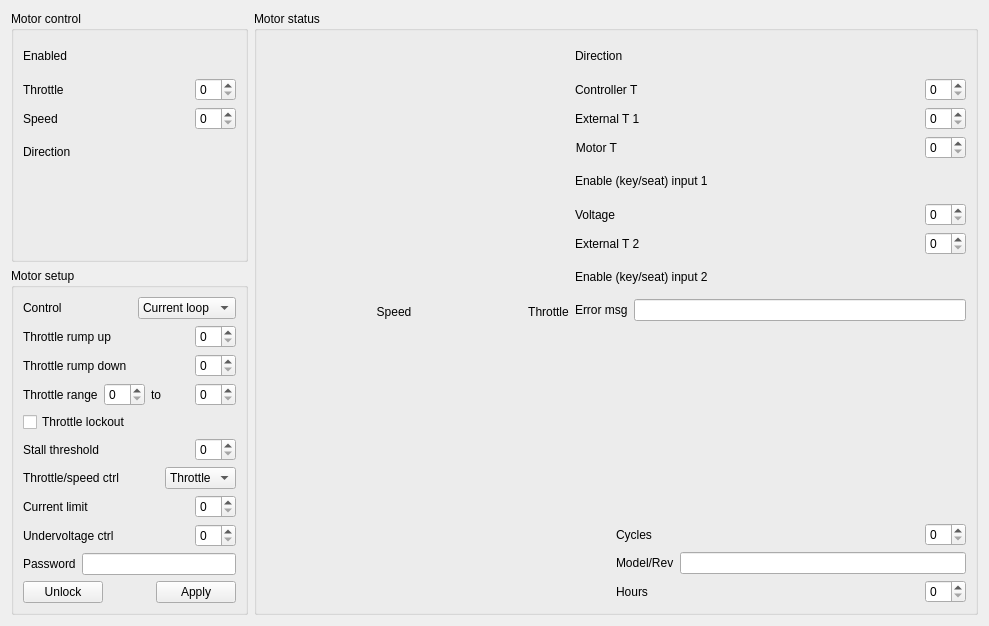
Old version of the form software/application/src/moto.ui in the repository z80/avrusb.
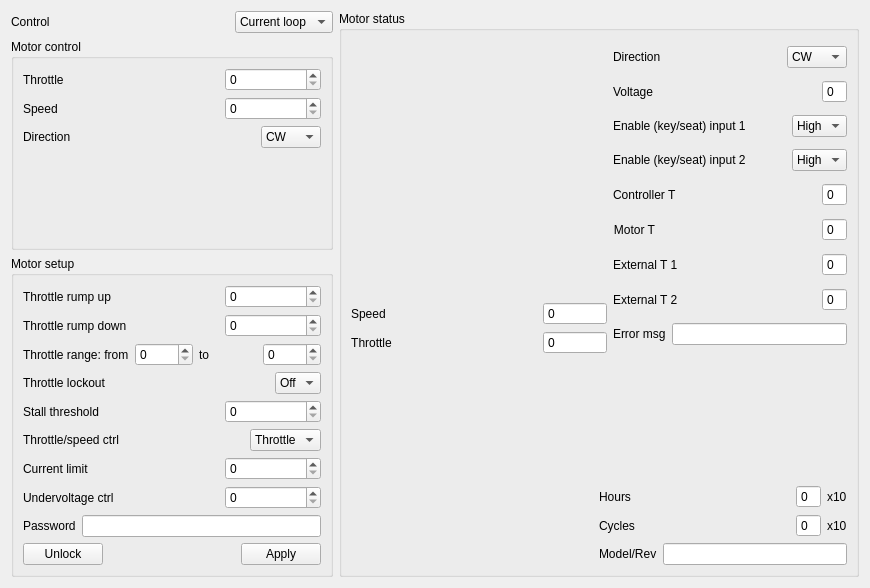
New version of the form. Custom widgets are drawn as their Qt base class.

```diff
--- a/software/application/src/moto.ui
+++ b/software/application/src/moto.ui
@@ -6,8 +6,8 @@
    <rect>
     <x>0</x>
     <y>0</y>
-    <width>989</width>
-    <height>626</height>
+    <width>870</width>
+    <height>588</height>
    </rect>
   </property>
   <property name="windowTitle">
@@ -16,49 +16,58 @@
   <property name="locale">
    <locale language="C" country="AnyCountry"/>
   </property>
-  <layout class="QHBoxLayout" name="horizontalLayout_29" stretch="0,1">
+  <layout class="QHBoxLayout" name="horizontalLayout_31">
    <item>
     <layout class="QVBoxLayout" name="verticalLayout_8">
+     <item>
+      <layout class="QHBoxLayout" name="horizontalLayout">
+       <item>
+        <widget class="QLabel" name="label">
+         <property name="text">
+          <string>Control</string>
+         </property>
+        </widget>
+       </item>
+       <item>
+        <spacer name="horizontalSpacer_6">
+         <property name="orientation">
+          <enum>Qt::Horizontal</enum>
+         </property>
+         <property name="sizeHint" stdset="0">
+          <size>
+           <width>40</width>
+           <height>20</height>
+          </size>
+         </property>
+        </spacer>
+       </item>
+       <item>
+        <widget class="QComboBox" name="comboBox">
+         <item>
+          <property name="text">
+           <string>Current loop</string>
+          </property>
+         </item>
+         <item>
+          <property name="text">
+           <string>Analog level</string>
+          </property>
+         </item>
+         <item>
+          <property name="text">
+           <string>Software</string>
+          </property>
+         </item>
+        </widget>
+       </item>
+      </layout>
+     </item>
      <item>
       <widget class="QGroupBox" name="groupBox">
        <property name="title">
         <string>Motor control</string>
        </property>
        <layout class="QVBoxLayout" name="verticalLayout_3">
-        <item>
-         <layout class="QHBoxLayout" name="horizontalLayout_18">
-          <item>
-           <widget class="QLabel" name="label_15">
-            <property name="text">
-             <string>Enabled</string>
-            </property>
-           </widget>
-          </item>
-          <item>
-           <spacer name="horizontalSpacer_12">
-            <property name="orientation">
-             <enum>Qt::Horizontal</enum>
-            </property>
-            <property name="sizeHint" stdset="0">
-             <size>
-              <width>40</width>
-              <height>20</height>
-             </size>
-            </property>
-           </spacer>
-          </item>
-          <item>
-           <widget class="QSwitch" name="enabled" native="true">
-            <property name="minimumSize">
-             <size>
-              <width>32</width>
-              <height>32</height>
-             </size>
-            </property>
-           </widget>
-          </item>
-         </layout>
-        </item>
         <item>
          <layout class="QHBoxLayout" name="horizontalLayout_19">
           <item>
@@ -82,7 +91,14 @@
            </spacer>
           </item>
           <item>
-           <widget class="QSpinBox" name="throttle"/>
+           <widget class="QSpinBox" name="throttle">
+            <property name="minimumSize">
+             <size>
+              <width>96</width>
+              <height>0</height>
+             </size>
+            </property>
+           </widget>
           </item>
          </layout>
         </item>
@@ -109,7 +125,14 @@
            </spacer>
           </item>
           <item>
-           <widget class="QSpinBox" name="speed"/>
+           <widget class="QSpinBox" name="speed">
+            <property name="minimumSize">
+             <size>
+              <width>96</width>
+              <height>0</height>
+             </size>
+            </property>
+           </widget>
           </item>
          </layout>
         </item>
@@ -136,13 +159,17 @@
            </spacer>
           </item>
           <item>
-           <widget class="QSwitch" name="direction" native="true">
-            <property name="minimumSize">
-             <size>
-              <width>32</width>
-              <height>32</height>
-             </size>
-            </property>
+           <widget class="QComboBox" name="direction">
+            <item>
+             <property name="text">
+              <string>CW</string>
+             </property>
+            </item>
+            <item>
+             <property name="text">
+              <string>CCW</string>
+             </property>
+            </item>
            </widget>
           </item>
          </layout>
@@ -169,49 +196,6 @@
         <string>Motor setup</string>
        </property>
        <layout class="QVBoxLayout" name="verticalLayout">
-        <item>
-         <layout class="QHBoxLayout" name="horizontalLayout">
-          <item>
-           <widget class="QLabel" name="label">
-            <property name="text">
-             <string>Control</string>
-            </property>
-           </widget>
-          </item>
-          <item>
-           <spacer name="horizontalSpacer_6">
-            <property name="orientation">
-             <enum>Qt::Horizontal</enum>
-            </property>
-            <property name="sizeHint" stdset="0">
-             <size>
-              <width>40</width>
-              <height>20</height>
-             </size>
-            </property>
-           </spacer>
-          </item>
-          <item>
-           <widget class="QComboBox" name="comboBox">
-            <item>
-             <property name="text">
-              <string>Current loop</string>
-             </property>
-            </item>
-            <item>
-             <property name="text">
-              <string>Analog level</string>
-             </property>
-            </item>
-            <item>
-             <property name="text">
-              <string>Software</string>
-             </property>
-            </item>
-           </widget>
-          </item>
-         </layout>
-        </item>
         <item>
          <layout class="QHBoxLayout" name="horizontalLayout_2">
           <item>
@@ -235,7 +219,14 @@
            </spacer>
           </item>
           <item>
-           <widget class="QSpinBox" name="spinBox"/>
+           <widget class="QSpinBox" name="spinBox">
+            <property name="minimumSize">
+             <size>
+              <width>96</width>
+              <height>0</height>
+             </size>
+            </property>
+           </widget>
           </item>
          </layout>
         </item>
@@ -262,7 +253,14 @@
            </spacer>
           </item>
           <item>
-           <widget class="QSpinBox" name="spinBox_2"/>
+           <widget class="QSpinBox" name="spinBox_2">
+            <property name="minimumSize">
+             <size>
+              <width>96</width>
+              <height>0</height>
+             </size>
+            </property>
+           </widget>
           </item>
          </layout>
         </item>
@@ -271,7 +269,7 @@
           <item>
            <widget class="QLabel" name="label_4">
             <property name="text">
-             <string>Throttle range</string>
+             <string>Throttle range: from</string>
             </property>
            </widget>
           </item>
@@ -291,11 +289,42 @@
          </layout>
         </item>
         <item>
-         <widget class="QCheckBox" name="checkBox">
-          <property name="text">
-           <string>Throttle lockout</string>
-          </property>
-         </widget>
+         <layout class="QHBoxLayout" name="horizontalLayout_29">
+          <item>
+           <widget class="QLabel" name="label_15">
+            <property name="text">
+             <string>Throttle lockout</string>
+            </property>
+           </widget>
+          </item>
+          <item>
+           <spacer name="horizontalSpacer_24">
+            <property name="orientation">
+             <enum>Qt::Horizontal</enum>
+            </property>
+            <property name="sizeHint" stdset="0">
+             <size>
+              <width>40</width>
+              <height>20</height>
+             </size>
+            </property>
+           </spacer>
+          </item>
+          <item>
+           <widget class="QComboBox" name="throttlLockout">
+            <item>
+             <property name="text">
+              <string>Off</string>
+             </property>
+            </item>
+            <item>
+             <property name="text">
+              <string>On</string>
+             </property>
+            </item>
+           </widget>
+          </item>
+         </layout>
         </item>
         <item>
          <layout class="QHBoxLayout" name="horizontalLayout_5">
@@ -320,7 +349,14 @@
            </spacer>
           </item>
           <item>
-           <widget class="QSpinBox" name="spinBox_5"/>
+           <widget class="QSpinBox" name="spinBox_5">
+            <property name="minimumSize">
+             <size>
+              <width>96</width>
+              <height>0</height>
+             </size>
+            </property>
+           </widget>
           </item>
          </layout>
         </item>
@@ -385,7 +421,14 @@
            </spacer>
           </item>
           <item>
-           <widget class="QSpinBox" name="spinBox_6"/>
+           <widget class="QSpinBox" name="spinBox_6">
+            <property name="minimumSize">
+             <size>
+              <width>96</width>
+              <height>0</height>
+             </size>
+            </property>
+           </widget>
           </item>
          </layout>
         </item>
@@ -412,7 +455,14 @@
            </spacer>
           </item>
           <item>
-           <widget class="QSpinBox" name="spinBox_7"/>
+           <widget class="QSpinBox" name="spinBox_7">
+            <property name="minimumSize">
+             <size>
+              <width>96</width>
+              <height>0</height>
+             </size>
+            </property>
+           </widget>
           </item>
          </layout>
         </item>
@@ -485,6 +535,12 @@
    </item>
    <item>
     <widget class="QGroupBox" name="groupBox_2">
+     <property name="sizePolicy">
+      <sizepolicy hsizetype="Preferred" vsizetype="Preferred">
+       <horstretch>0</horstretch>
+       <verstretch>0</verstretch>
+      </sizepolicy>
+     </property>
      <property name="title">
       <string>Motor status</string>
      </property>
@@ -495,6 +551,12 @@
          <layout class="QVBoxLayout" name="verticalLayout_2">
           <item>
            <widget class="Dial" name="speed_msr" native="true">
+            <property name="sizePolicy">
+             <sizepolicy hsizetype="Maximum" vsizetype="Maximum">
+              <horstretch>0</horstretch>
+              <verstretch>0</verstretch>
+             </sizepolicy>
+            </property>
             <property name="minimumSize">
              <size>
               <width>256</width>
@@ -504,38 +566,81 @@
            </widget>
           </item>
           <item>
-           <widget class="QLabel" name="label_20">
-            <property name="text">
-             <string>Speed</string>
-            </property>
-            <property name="alignment">
-             <set>Qt::AlignCenter</set>
-            </property>
-           </widget>
+           <layout class="QHBoxLayout" name="horizontalLayout_30">
+            <item>
+             <widget class="QLabel" name="label_29">
+              <property name="text">
+               <string>Speed</string>
+              </property>
+             </widget>
+            </item>
+            <item>
+             <spacer name="horizontalSpacer_25">
+              <property name="orientation">
+               <enum>Qt::Horizontal</enum>
+              </property>
+              <property name="sizeHint" stdset="0">
+               <size>
+                <width>40</width>
+                <height>20</height>
+               </size>
+              </property>
+             </spacer>
+            </item>
+            <item>
+             <widget class="QSpinBox" name="spinBox_8">
+              <property name="minimumSize">
+               <size>
+                <width>64</width>
+                <height>0</height>
+               </size>
+              </property>
+              <property name="buttonSymbols">
+               <enum>QAbstractSpinBox::NoButtons</enum>
+              </property>
+             </widget>
+            </item>
+           </layout>
           </item>
-         </layout>
-        </item>
-        <item>
-         <layout class="QVBoxLayout" name="verticalLayout_4">
           <item>
-           <widget class="QwtThermo" name="throttle_msr" native="true">
-            <property name="minimumSize">
-             <size>
-              <width>32</width>
-              <height>256</height>
-             </size>
-            </property>
-           </widget>
-          </item>
-          <item>
-           <widget class="QLabel" name="label_21">
-            <property name="text">
-             <string>Throttle</string>
-            </property>
-            <property name="alignment">
-             <set>Qt::AlignCenter</set>
-            </property>
-           </widget>
+           <layout class="QHBoxLayout" name="horizontalLayout_18">
+            <item>
+             <widget class="QLabel" name="label_21">
+              <property name="text">
+               <string>Throttle</string>
+              </property>
+              <property name="alignment">
+               <set>Qt::AlignCenter</set>
+              </property>
+             </widget>
+            </item>
+            <item>
+             <spacer name="horizontalSpacer_12">
+              <property name="orientation">
+               <enum>Qt::Horizontal</enum>
+              </property>
+              <property name="sizeHint" stdset="0">
+               <size>
+                <width>40</width>
+                <height>20</height>
+               </size>
+              </property>
+             </spacer>
+            </item>
+            <item>
+             <widget class="QSpinBox" name="throttleMsr">
+              <property name="minimumSize">
+               <size>
+                <width>64</width>
+                <height>0</height>
+               </size>
+              </property>
+              <property name="buttonSymbols">
+               <enum>QAbstractSpinBox::NoButtons</enum>
+              </property>
+             </widget>
+            </item>
+           </layout>
           </item>
          </layout>
         </item>
@@ -564,13 +669,124 @@
              </spacer>
             </item>
             <item>
-             <widget class="QSwitch" name="direction_msr" native="true">
-              <property name="minimumSize">
+             <widget class="QComboBox" name="directionMsr">
+              <item>
+               <property name="text">
+                <string>CW</string>
+               </property>
+              </item>
+              <item>
+               <property name="text">
+                <string>CCW</string>
+               </property>
+              </item>
+             </widget>
+            </item>
+           </layout>
+          </item>
+          <item>
+           <layout class="QHBoxLayout" name="horizontalLayout_15">
+            <item>
+             <widget class="QLabel" name="label_26">
+              <property name="text">
+               <string>Voltage</string>
+              </property>
+             </widget>
+            </item>
+            <item>
+             <spacer name="horizontalSpacer_11">
+              <property name="orientation">
+               <enum>Qt::Horizontal</enum>
+              </property>
+              <property name="sizeHint" stdset="0">
                <size>
-                <width>32</width>
-                <height>32</height>
+                <width>40</width>
+                <height>20</height>
                </size>
               </property>
+             </spacer>
+            </item>
+            <item>
+             <widget class="QSpinBox" name="voltage">
+              <property name="buttonSymbols">
+               <enum>QAbstractSpinBox::NoButtons</enum>
+              </property>
+             </widget>
+            </item>
+           </layout>
+          </item>
+          <item>
+           <layout class="QHBoxLayout" name="horizontalLayout_26">
+            <item>
+             <widget class="QLabel" name="label_27">
+              <property name="text">
+               <string>Enable (key/seat) input 1</string>
+              </property>
+             </widget>
+            </item>
+            <item>
+             <spacer name="horizontalSpacer_21">
+              <property name="orientation">
+               <enum>Qt::Horizontal</enum>
+              </property>
+              <property name="sizeHint" stdset="0">
+               <size>
+                <width>17</width>
+                <height>20</height>
+               </size>
+              </property>
+             </spacer>
+            </item>
+            <item>
+             <widget class="QComboBox" name="enKeySeat_1">
+              <item>
+               <property name="text">
+                <string>High</string>
+               </property>
+              </item>
+              <item>
+               <property name="text">
+                <string>Low</string>
+               </property>
+              </item>
+             </widget>
+            </item>
+           </layout>
+          </item>
+          <item>
+           <layout class="QHBoxLayout" name="horizontalLayout_16">
+            <item>
+             <widget class="QLabel" name="label_28">
+              <property name="text">
+               <string>Enable (key/seat) input 2</string>
+              </property>
+             </widget>
+            </item>
+            <item>
+             <spacer name="horizontalSpacer_22">
+              <property name="orientation">
+               <enum>Qt::Horizontal</enum>
+              </property>
+              <property name="sizeHint" stdset="0">
+               <size>
+                <width>40</width>
+                <height>20</height>
+               </size>
+              </property>
+             </spacer>
+            </item>
+            <item>
+             <widget class="QComboBox" name="enKeySeat_2">
+              <item>
+               <property name="text">
+                <string>High</string>
+               </property>
+              </item>
+              <item>
+               <property name="text">
+                <string>Low</string>
+               </property>
+              </item>
              </widget>
             </item>
            </layout>
@@ -598,35 +814,15 @@
              </spacer>
             </item>
             <item>
-             <widget class="QSpinBox" name="controllerT"/>
-            </item>
-           </layout>
-          </item>
-          <item>
-           <layout class="QHBoxLayout" name="horizontalLayout_23">
-            <item>
-             <widget class="QLabel" name="label_24">
-              <property name="text">
-               <string>External T 1</string>
+             <widget class="QSpinBox" name="controllerT">
+              <property name="buttonSymbols">
+               <enum>QAbstractSpinBox::NoButtons</enum>
+              </property>
+              <property name="keyboardTracking">
+               <bool>true</bool>
               </property>
              </widget>
             </item>
-            <item>
-             <spacer name="horizontalSpacer_19">
-              <property name="orientation">
-               <enum>Qt::Horizontal</enum>
-              </property>
-              <property name="sizeHint" stdset="0">
-               <size>
-                <width>40</width>
-                <height>20</height>
-               </size>
-              </property>
-             </spacer>
-            </item>
-            <item>
-             <widget class="QSpinBox" name="externalT_1"/>
-            </item>
            </layout>
           </item>
           <item>
@@ -655,55 +851,25 @@
              </spacer>
             </item>
             <item>
-             <widget class="QSpinBox" name="motorT"/>
-            </item>
-           </layout>
-          </item>
-          <item>
-           <layout class="QHBoxLayout" name="horizontalLayout_26">
-            <item>
-             <widget class="QLabel" name="label_27">
-              <property name="text">
-               <string>Enable (key/seat) input 1</string>
+             <widget class="QSpinBox" name="motorT">
+              <property name="buttonSymbols">
+               <enum>QAbstractSpinBox::NoButtons</enum>
               </property>
              </widget>
             </item>
-            <item>
-             <spacer name="horizontalSpacer_21">
-              <property name="orientation">
-               <enum>Qt::Horizontal</enum>
-              </property>
-              <property name="sizeHint" stdset="0">
-               <size>
-                <width>17</width>
-                <height>20</height>
-               </size>
-              </property>
-             </spacer>
-            </item>
-            <item>
-             <widget class="QSwitch" name="input_1" native="true">
-              <property name="minimumSize">
-               <size>
-                <width>32</width>
-                <height>32</height>
-               </size>
-              </property>
-             </widget>
-            </item>
            </layout>
           </item>
           <item>
-           <layout class="QHBoxLayout" name="horizontalLayout_15">
+           <layout class="QHBoxLayout" name="horizontalLayout_23">
             <item>
-             <widget class="QLabel" name="label_26">
+             <widget class="QLabel" name="label_24">
               <property name="text">
-               <string>Voltage</string>
+               <string>External T 1</string>
               </property>
              </widget>
             </item>
             <item>
-             <spacer name="horizontalSpacer_11">
+             <spacer name="horizontalSpacer_19">
               <property name="orientation">
                <enum>Qt::Horizontal</enum>
               </property>
@@ -716,7 +882,11 @@
              </spacer>
             </item>
             <item>
-             <widget class="QSpinBox" name="voltage"/>
+             <widget class="QSpinBox" name="externalT_1">
+              <property name="buttonSymbols">
+               <enum>QAbstractSpinBox::NoButtons</enum>
+              </property>
+             </widget>
             </item>
            </layout>
           </item>
@@ -743,39 +913,9 @@
              </spacer>
             </item>
             <item>
-             <widget class="QSpinBox" name="externalT_2"/>
-            </item>
-           </layout>
-          </item>
-          <item>
-           <layout class="QHBoxLayout" name="horizontalLayout_16">
-            <item>
-             <widget class="QLabel" name="label_28">
-              <property name="text">
-               <string>Enable (key/seat) input 2</string>
-              </property>
-             </widget>
-            </item>
-            <item>
-             <spacer name="horizontalSpacer_22">
-              <property name="orientation">
-               <enum>Qt::Horizontal</enum>
-              </property>
-              <property name="sizeHint" stdset="0">
-               <size>
-                <width>40</width>
-                <height>20</height>
-               </size>
-              </property>
-             </spacer>
-            </item>
-            <item>
-             <widget class="QSwitch" name="input_2" native="true">
-              <property name="minimumSize">
-               <size>
-                <width>32</width>
-                <height>32</height>
-               </size>
+             <widget class="QSpinBox" name="externalT_2">
+              <property name="buttonSymbols">
+               <enum>QAbstractSpinBox::NoButtons</enum>
               </property>
              </widget>
             </item>
@@ -829,6 +969,44 @@
             </property>
            </spacer>
           </item>
+          <item>
+           <layout class="QHBoxLayout" name="horizontalLayout_11">
+            <item>
+             <widget class="QLabel" name="label_12">
+              <property name="text">
+               <string>Hours</string>
+              </property>
+             </widget>
+            </item>
+            <item>
+             <spacer name="horizontalSpacer_8">
+              <property name="orientation">
+               <enum>Qt::Horizontal</enum>
+              </property>
+              <property name="sizeHint" stdset="0">
+               <size>
+                <width>40</width>
+                <height>20</height>
+               </size>
+              </property>
+             </spacer>
+            </item>
+            <item>
+             <widget class="QSpinBox" name="hours">
+              <property name="buttonSymbols">
+               <enum>QAbstractSpinBox::NoButtons</enum>
+              </property>
+             </widget>
+            </item>
+            <item>
+             <widget class="QLabel" name="label_20">
+              <property name="text">
+               <string>x10</string>
+              </property>
+             </widget>
+            </item>
+           </layout>
+          </item>
           <item>
            <layout class="QHBoxLayout" name="horizontalLayout_12">
             <item>
@@ -852,7 +1030,18 @@
              </spacer>
             </item>
             <item>
-             <widget class="QSpinBox" name="cycles"/>
+             <widget class="QSpinBox" name="cycles">
+              <property name="buttonSymbols">
+               <enum>QAbstractSpinBox::NoButtons</enum>
+              </property>
+             </widget>
+            </item>
+            <item>
+             <widget class="QLabel" name="label_30">
+              <property name="text">
+               <string>x10</string>
+              </property>
+             </widget>
             </item>
            </layout>
           </item>
@@ -870,33 +1059,6 @@
             </item>
            </layout>
           </item>
-          <item>
-           <layout class="QHBoxLayout" name="horizontalLayout_11">
-            <item>
-             <widget class="QLabel" name="label_12">
-              <property name="text">
-               <string>Hours</string>
-              </property>
-             </widget>
-            </item>
-            <item>
-             <spacer name="horizontalSpacer_8">
-              <property name="orientation">
-               <enum>Qt::Horizontal</enum>
-              </property>
-              <property name="sizeHint" stdset="0">
-               <size>
-                <width>40</width>
-                <height>20</height>
-               </size>
-              </property>
-             </spacer>
-            </item>
-            <item>
-             <widget class="QSpinBox" name="hours"/>
-            </item>
-           </layout>
-          </item>
          </layout>
         </item>
        </layout>
@@ -913,18 +1075,6 @@
    <header>dial.h</header>
    <container>1</container>
   </customwidget>
-  <customwidget>
-   <class>QSwitch</class>
-   <extends>QWidget</extends>
-   <header>qswitch.h</header>
-   <container>1</container>
-  </customwidget>
-  <customwidget>
-   <class>QwtThermo</class>
-   <extends>QWidget</extends>
-   <header>qwt_thermo.h</header>
-   <container>1</container>
-  </customwidget>
  </customwidgets>
  <resources/>
  <connections/>
```
